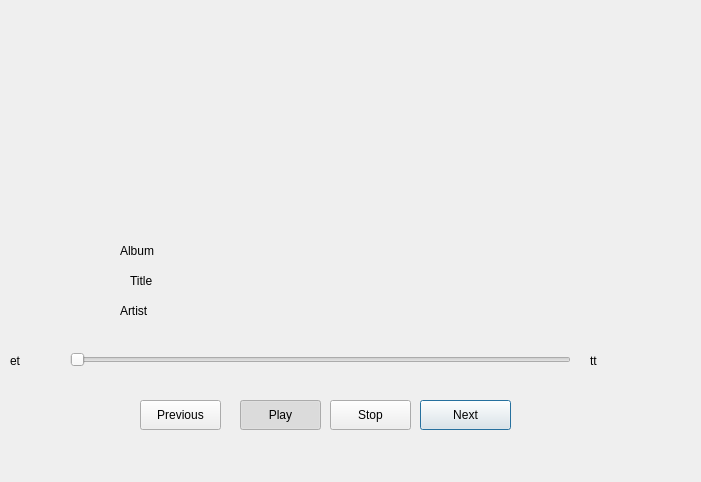
Before: the Qt Designer form MyPlayer/dialog.ui in ArachnidAgrajag/18xd27-package-music-player, drawn with Qt 5.
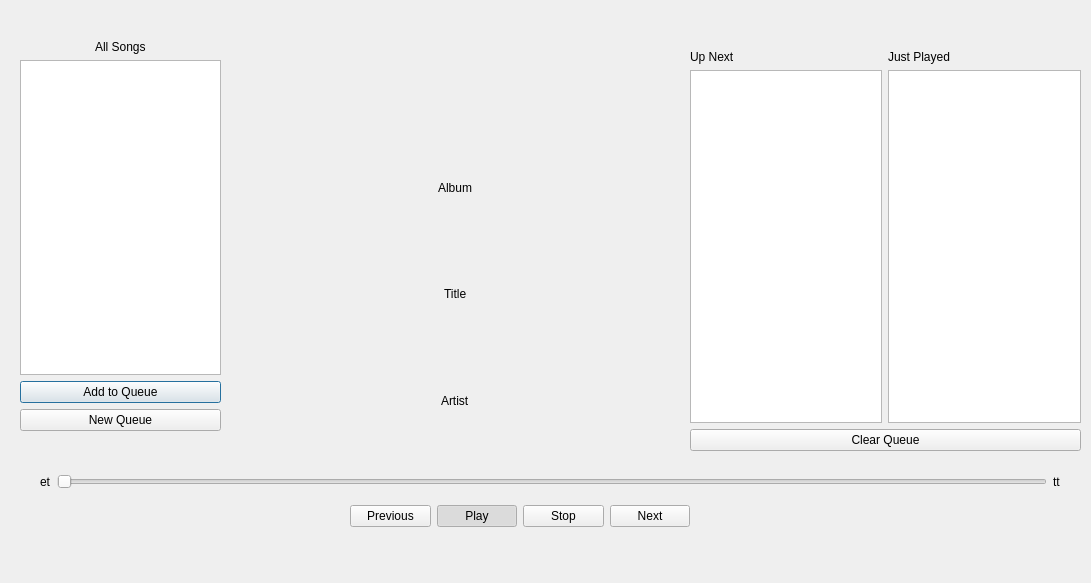
After: the same form once the commit is applied.

Commit message: works with queue with 3 fixed files. need to handle all songs

Diff of the .ui file:
```diff
--- a/MyPlayer/dialog.ui
+++ b/MyPlayer/dialog.ui
@@ -6,161 +6,218 @@
    <rect>
     <x>0</x>
     <y>0</y>
-    <width>701</width>
-    <height>482</height>
+    <width>1091</width>
+    <height>583</height>
    </rect>
   </property>
   <property name="windowTitle">
    <string>Music Player</string>
   </property>
-  <widget class="QPushButton" name="nextButton">
+  <widget class="QWidget" name="">
    <property name="geometry">
     <rect>
-     <x>420</x>
-     <y>400</y>
-     <width>91</width>
-     <height>30</height>
+     <x>20</x>
+     <y>40</y>
+     <width>201</width>
+     <height>391</height>
     </rect>
    </property>
-   <property name="text">
-    <string>Next</string>
-   </property>
+   <layout class="QVBoxLayout" name="verticalLayout">
+    <item alignment="Qt::AlignHCenter">
+     <widget class="QLabel" name="allSongsLabel">
+      <property name="text">
+       <string>All Songs</string>
+      </property>
+     </widget>
+    </item>
+    <item>
+     <widget class="QListWidget" name="allSongsList"/>
+    </item>
+    <item>
+     <widget class="QPushButton" name="addToQueueButton">
+      <property name="text">
+       <string>Add to Queue</string>
+      </property>
+     </widget>
+    </item>
+    <item>
+     <widget class="QPushButton" name="newQueueButton">
+      <property name="text">
+       <string>New Queue</string>
+      </property>
+     </widget>
+    </item>
+   </layout>
   </widget>
-  <widget class="QPushButton" name="previousButton">
-   <property name="geometry">
-    <rect>
-     <x>140</x>
-     <y>400</y>
-     <width>81</width>
-     <height>30</height>
-    </rect>
-   </property>
-   <property name="text">
-    <string>Previous</string>
-   </property>
-  </widget>
-  <widget class="QLabel" name="elapsedTime">
-   <property name="geometry">
-    <rect>
-     <x>10</x>
-     <y>350</y>
-     <width>51</width>
-     <height>21</height>
-    </rect>
-   </property>
-   <property name="text">
-    <string>et</string>
-   </property>
-  </widget>
-  <widget class="QLabel" name="totalTime">
-   <property name="geometry">
-    <rect>
-     <x>590</x>
-     <y>350</y>
-     <width>80</width>
-     <height>21</height>
-    </rect>
-   </property>
-   <property name="text">
-    <string>tt</string>
-   </property>
-  </widget>
-  <widget class="QLabel" name="coverImg">
-   <property name="geometry">
-    <rect>
-     <x>210</x>
-     <y>30</y>
-     <width>211</width>
-     <height>191</height>
-    </rect>
-   </property>
-   <property name="text">
-    <string/>
-   </property>
-  </widget>
-  <widget class="QLabel" name="Artist">
-   <property name="geometry">
-    <rect>
-     <x>120</x>
-     <y>300</y>
-     <width>51</width>
-     <height>21</height>
-    </rect>
-   </property>
-   <property name="text">
-    <string>Artist</string>
-   </property>
-  </widget>
-  <widget class="QLabel" name="Album">
-   <property name="geometry">
-    <rect>
-     <x>120</x>
-     <y>240</y>
-     <width>51</width>
-     <height>21</height>
-    </rect>
-   </property>
-   <property name="text">
-    <string>Album</string>
-   </property>
-  </widget>
-  <widget class="QSlider" name="sliderProgress">
-   <property name="geometry">
-    <rect>
-     <x>70</x>
-     <y>350</y>
-     <width>501</width>
-     <height>20</height>
-    </rect>
-   </property>
-   <property name="orientation">
-    <enum>Qt::Horizontal</enum>
-   </property>
-  </widget>
-  <widget class="QLabel" name="Title">
-   <property name="geometry">
-    <rect>
-     <x>130</x>
-     <y>270</y>
-     <width>41</width>
-     <height>21</height>
-    </rect>
-   </property>
-   <property name="text">
-    <string>Title</string>
-   </property>
-  </widget>
-  <widget class="QPushButton" name="startButton">
+  <widget class="QWidget" name="">
    <property name="geometry">
     <rect>
      <x>240</x>
-     <y>400</y>
-     <width>81</width>
-     <height>30</height>
+     <y>30</y>
+     <width>431</width>
+     <height>421</height>
     </rect>
    </property>
-   <property name="text">
-    <string>Play</string>
+   <layout class="QVBoxLayout" name="verticalLayout_3">
+    <item alignment="Qt::AlignHCenter|Qt::AlignTop">
+     <widget class="QLabel" name="coverImg">
+      <property name="text">
+       <string/>
+      </property>
+     </widget>
+    </item>
+    <item alignment="Qt::AlignHCenter">
+     <widget class="QLabel" name="Album">
+      <property name="text">
+       <string>Album</string>
+      </property>
+     </widget>
+    </item>
+    <item alignment="Qt::AlignHCenter">
+     <widget class="QLabel" name="Title">
+      <property name="text">
+       <string>Title</string>
+      </property>
+     </widget>
+    </item>
+    <item alignment="Qt::AlignHCenter">
+     <widget class="QLabel" name="Artist">
+      <property name="text">
+       <string>Artist</string>
+      </property>
+     </widget>
+    </item>
+   </layout>
+  </widget>
+  <widget class="QWidget" name="">
+   <property name="geometry">
+    <rect>
+     <x>350</x>
+     <y>500</y>
+     <width>340</width>
+     <height>32</height>
+    </rect>
    </property>
-   <property name="checkable">
-    <bool>true</bool>
+   <layout class="QHBoxLayout" name="horizontalLayout_2">
+    <item>
+     <widget class="QPushButton" name="previousButton">
+      <property name="text">
+       <string>Previous</string>
+      </property>
+     </widget>
+    </item>
+    <item>
+     <widget class="QPushButton" name="startButton">
+      <property name="text">
+       <string>Play</string>
+      </property>
+      <property name="checkable">
+       <bool>true</bool>
+      </property>
+      <property name="checked">
+       <bool>true</bool>
+      </property>
+     </widget>
+    </item>
+    <item>
+     <widget class="QPushButton" name="stopButton">
+      <property name="text">
+       <string>Stop</string>
+      </property>
+     </widget>
+    </item>
+    <item>
+     <widget class="QPushButton" name="nextButton">
+      <property name="text">
+       <string>Next</string>
+      </property>
+     </widget>
+    </item>
+   </layout>
+  </widget>
+  <widget class="QWidget" name="">
+   <property name="geometry">
+    <rect>
+     <x>40</x>
+     <y>470</y>
+     <width>1021</width>
+     <height>23</height>
+    </rect>
    </property>
-   <property name="checked">
-    <bool>true</bool>
-   </property>
+   <layout class="QHBoxLayout" name="horizontalLayout">
+    <item>
+     <widget class="QLabel" name="elapsedTime">
+      <property name="text">
+       <string>et</string>
+      </property>
+     </widget>
+    </item>
+    <item>
+     <widget class="QSlider" name="sliderProgress">
+      <property name="orientation">
+       <enum>Qt::Horizontal</enum>
+      </property>
+     </widget>
+    </item>
+    <item>
+     <widget class="QLabel" name="totalTime">
+      <property name="text">
+       <string>tt</string>
+      </property>
+     </widget>
+    </item>
+   </layout>
   </widget>
-  <widget class="QPushButton" name="stopButton">
+  <widget class="QWidget" name="">
    <property name="geometry">
     <rect>
-     <x>330</x>
-     <y>400</y>
-     <width>81</width>
-     <height>30</height>
+     <x>690</x>
+     <y>50</y>
+     <width>391</width>
+     <height>401</height>
     </rect>
    </property>
-   <property name="text">
-    <string>Stop</string>
-   </property>
+   <layout class="QVBoxLayout" name="verticalLayout_5">
+    <item>
+     <layout class="QHBoxLayout" name="horizontalLayout_3">
+      <item>
+       <layout class="QVBoxLayout" name="verticalLayout_4">
+        <item>
+         <widget class="QLabel" name="playinNowlabel">
+          <property name="text">
+           <string>Up Next</string>
+          </property>
+         </widget>
+        </item>
+        <item>
+         <widget class="QListWidget" name="curSongsList"/>
+        </item>
+       </layout>
+      </item>
+      <item>
+       <layout class="QVBoxLayout" name="verticalLayout_2">
+        <item>
+         <widget class="QLabel" name="label">
+          <property name="text">
+           <string>Just Played</string>
+          </property>
+         </widget>
+        </item>
+        <item>
+         <widget class="QListWidget" name="playedSongList"/>
+        </item>
+       </layout>
+      </item>
+     </layout>
+    </item>
+    <item>
+     <widget class="QPushButton" name="clearQueueButton">
+      <property name="text">
+       <string>Clear Queue</string>
+      </property>
+     </widget>
+    </item>
+   </layout>
   </widget>
  </widget>
  <resources/>
```
The commit also changes 10 other files.
